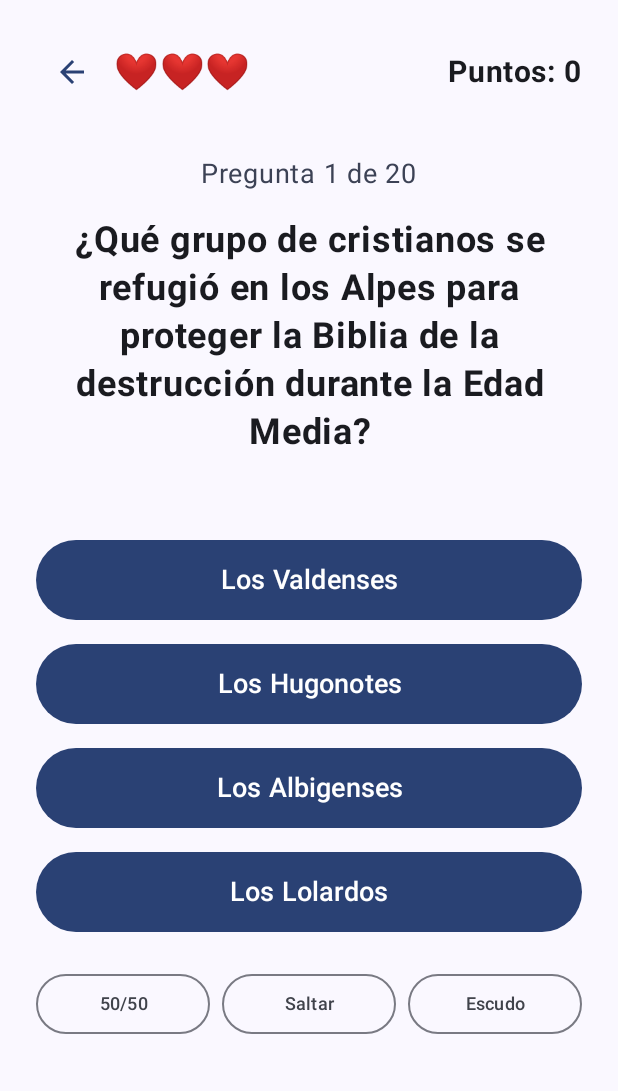
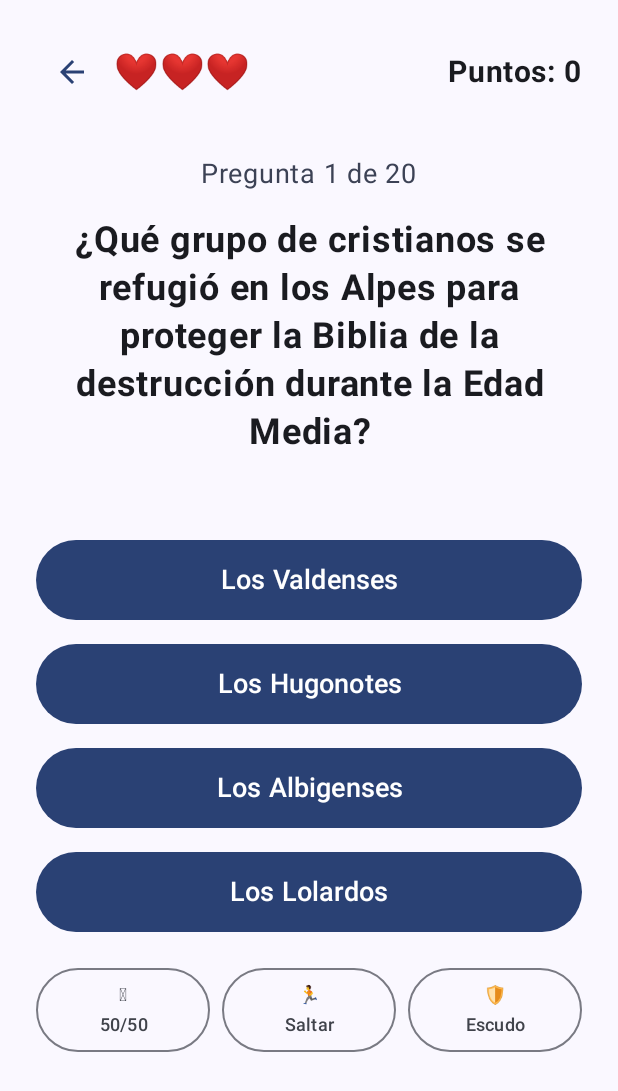
Before and after one commit to shadoweagle1228/historiaAdventista, an Android app built with Jetpack Compose: the screen it shows after launch (MainActivity), after a tap on "Desafio Aleatorio (Global)", on a phone screen of 412 x 824 dp. Shown: the top 1091 px of the screen. Run offline under Robolectric (Android 15) with nearby library versions, the light colour scheme and no system bars; our stand-ins replace Room's generated code.

Commit message:
fix: restaurar emojis en comodines y limitar rango/racha al flavor historia
- Restaurar iconos emoji originales en botones de comodines:
  '🪄\n50/50', '🏃\nSaltar', '🛡️\nEscudo' (se perdieron al reescribir
  MainActivity.kt via PowerShell que no preserva Unicode)

- Agregar R.bool.show_rango_racha en bools.xml de cada flavor:
  historia=true, rama=false, conocimientos=false, main=false
  La tarjeta de rango/racha en PantallaMenu solo se renderiza si este
  bool es true, usando booleanResource(R.bool.show_rango_racha)

```diff
--- a/app/src/main/java/com/hephaes200/historia/MainActivity.kt
+++ b/app/src/main/java/com/hephaes200/historia/MainActivity.kt
@@ -15,6 +15,7 @@ import androidx.compose.runtime.*
 import androidx.compose.runtime.saveable.rememberSaveable
 import androidx.compose.ui.Alignment
 import androidx.compose.ui.Modifier
+import androidx.compose.ui.res.booleanResource
 import androidx.compose.ui.res.stringResource
 import androidx.compose.ui.text.font.FontWeight
 import androidx.compose.ui.text.style.TextAlign
@@ -100,7 +101,9 @@ fun PantallaMenu(viewModel: HistoriaViewModel) {
 
             Spacer(modifier = Modifier.height(16.dp))
 
-            // Tarjeta de rango y racha visible desde el menu principal
+            // La tarjeta de rango y racha solo aparece en el flavor "historia"
+            // (controlado por R.bool.show_rango_racha en cada flavor/res/values/bools.xml)
+            if (booleanResource(R.bool.show_rango_racha)) {
                 Card(
                     modifier = Modifier.fillMaxWidth(),
                     colors = CardDefaults.cardColors(containerColor = MaterialTheme.colorScheme.secondaryContainer)
@@ -109,12 +112,13 @@ fun PantallaMenu(viewModel: HistoriaViewModel) {
                         modifier = Modifier.fillMaxWidth().padding(12.dp),
                         horizontalArrangement = Arrangement.SpaceEvenly
                     ) {
-                    Text(text = "Rango: $rango", fontWeight = FontWeight.Bold)
-                    Text(text = "Racha: $racha dias", fontWeight = FontWeight.Bold)
+                        Text(text = "⭐ Rango: $rango", fontWeight = FontWeight.Bold)
+                        Text(text = "🔥 Racha: $racha días", fontWeight = FontWeight.Bold)
                     }
                 }
+                Spacer(modifier = Modifier.height(16.dp))
+            }
 
-            Spacer(modifier = Modifier.height(32.dp))
             Text(text = "Selecciona un Modo de Juego", fontSize = 18.sp, fontWeight = FontWeight.Bold)
             Spacer(modifier = Modifier.height(16.dp))
 
@@ -320,7 +324,7 @@ fun PantallaTrivia(viewModel: HistoriaViewModel) {
                         modifier = Modifier.weight(1f),
                         contentPadding = PaddingValues(8.dp)
                     ) {
-                        Text(text = "50/50", fontSize = 12.sp, textAlign = TextAlign.Center)
+                        Text(text = "🪄\n50/50", fontSize = 12.sp, textAlign = TextAlign.Center)
                     }
 
                     OutlinedButton(
@@ -329,7 +333,7 @@ fun PantallaTrivia(viewModel: HistoriaViewModel) {
                         modifier = Modifier.weight(1f),
                         contentPadding = PaddingValues(8.dp)
                     ) {
-                        Text(text = "Saltar", fontSize = 12.sp, textAlign = TextAlign.Center)
+                        Text(text = "🏃\nSaltar", fontSize = 12.sp, textAlign = TextAlign.Center)
                     }
 
                     OutlinedButton(
@@ -342,7 +346,7 @@ fun PantallaTrivia(viewModel: HistoriaViewModel) {
                         else
                             ButtonDefaults.outlinedButtonColors()
                     ) {
-                        Text(text = "Escudo", fontSize = 12.sp, textAlign = TextAlign.Center)
+                        Text(text = "🛡️\nEscudo", fontSize = 12.sp, textAlign = TextAlign.Center)
                     }
                 }
             }
--- /dev/null
+++ b/app/src/main/res/values/bools.xml
@@ -0,0 +1,4 @@
+<?xml version="1.0" encoding="utf-8"?>
+<resources>
+    <bool name="show_rango_racha">false</bool>
+</resources>
```
Also changed, not shown: 3 other files. Lines whose indentation alone changed are shown as unchanged.
